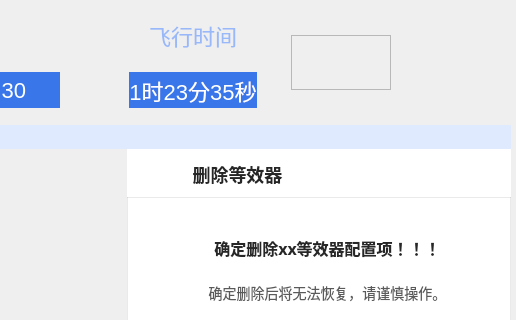
Old version of the form 15.SimulationTrainingSys_DEV/src/EquivalentSoft/UI/EquivalentSoft.ui in the repository FakeItUtillMakeIt/QT-example; both pictures show x 678 to 1194 and y 0 to 320 of the 1194 by 845 pixel window.
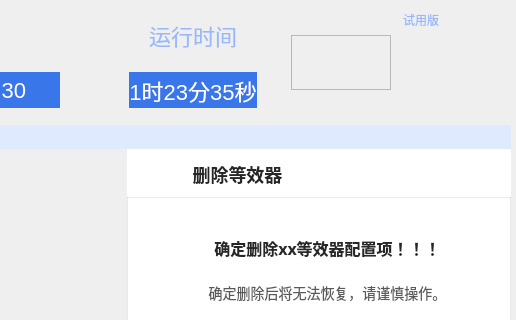
New version of the form. Icons and pictures are not drawn. Custom widgets are drawn as their Qt base class.

What changed in the file:
```diff
--- a/15.SimulationTrainingSys_DEV/src/EquivalentSoft/UI/EquivalentSoft.ui
+++ b/15.SimulationTrainingSys_DEV/src/EquivalentSoft/UI/EquivalentSoft.ui
@@ -485,7 +485,7 @@
              <string notr="true">color:#98b8f9;font-size:22px</string>
             </property>
             <property name="text">
-             <string>飞行时间</string>
+             <string>运行时间</string>
             </property>
             <property name="alignment">
              <set>Qt::AlignCenter</set>
@@ -771,6 +771,25 @@
             </property>
            </widget>
           </item>
+          <item row="0" column="3" colspan="2">
+           <widget class="QLabel" name="ftlabel_2">
+            <property name="font">
+             <font>
+              <family>Arial</family>
+              <pointsize>9</pointsize>
+             </font>
+            </property>
+            <property name="styleSheet">
+             <string notr="true">color:#98b8f9</string>
+            </property>
+            <property name="text">
+             <string>试用版</string>
+            </property>
+            <property name="alignment">
+             <set>Qt::AlignCenter</set>
+            </property>
+           </widget>
+          </item>
          </layout>
         </widget>
        </item>
```
Left out of the diff: 6 changed lines with no effect on the pictures.
